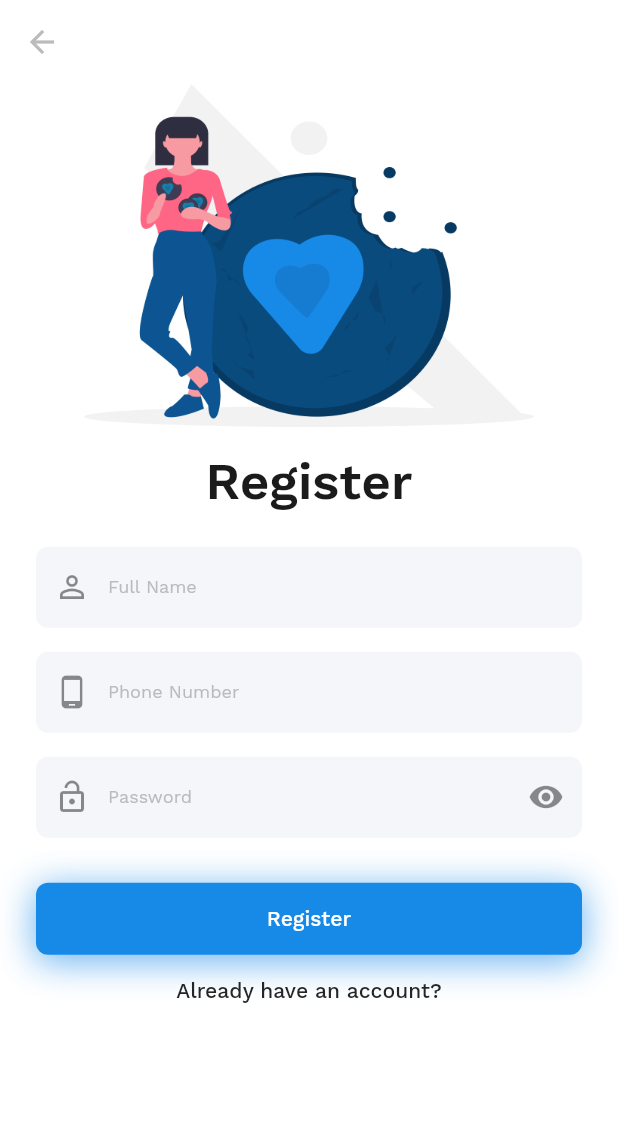
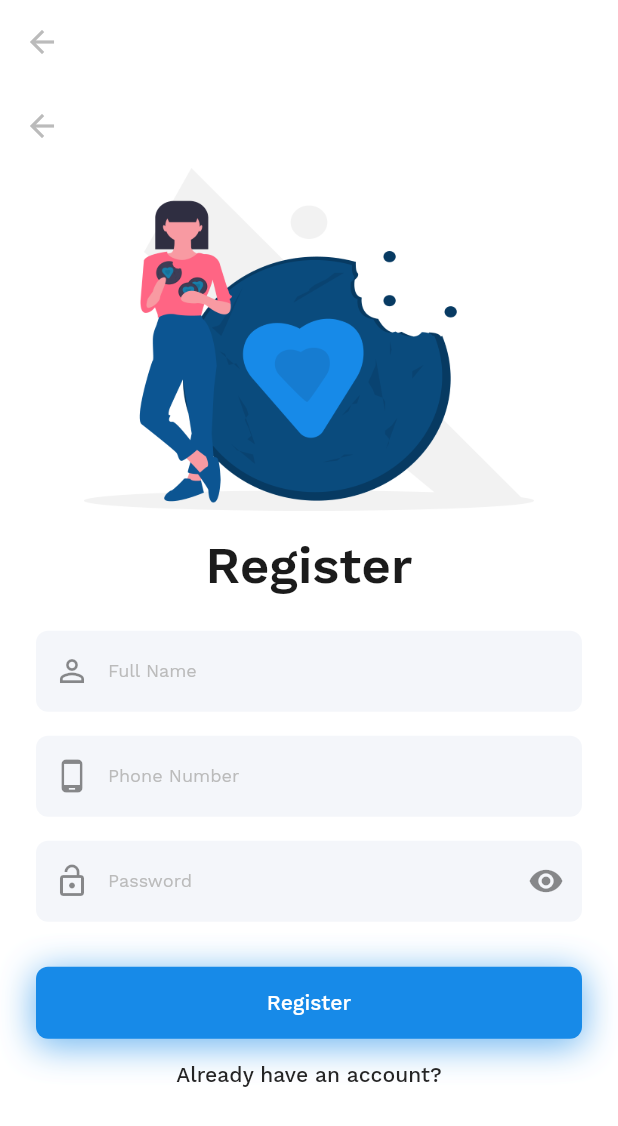
Before and after one commit to saileshbro/nutri.gram, a Flutter app: the RegisterView screen opened directly, on a phone screen of 412 x 824 dp. Shown: the top 1126 px of the screen. Run offline on Flutter 3.47's test engine with Material 2 defaults, Android fonts, the phone set to English and light mode, and no system bars; our stand-ins replace auto_route, flutter_icons, get_it, injectable, pin_input_text_field, shared_preferences and 3 more; accounts and stored records are empty; project files that could hold a hidden picture were left out.

Commit message:
FIxed Probelms

```diff
--- a/nutrigram_app/lib/common/HelperWidget/busy_button.dart
+++ b/nutrigram_app/lib/common/HelperWidget/busy_button.dart
@@ -8,13 +8,14 @@ class BusyButton extends StatefulWidget {
   final String title;
   final Function onPressed;
   final bool enabled;
+  final Color color;
 
   const BusyButton(
       {@required this.title,
       this.busy = false,
+      this.color,
       @required this.onPressed,
-      this.enabled = true,
-      Color color});
+      this.enabled = true});
 
   @override
   _BusyButtonState createState() => _BusyButtonState();
@@ -43,7 +44,7 @@ class _BusyButtonState extends State<BusyButton> {
               : Container(
                   height: 36,
                   width: 36,
-                  padding: EdgeInsets.all(8),
+                  padding: const EdgeInsets.all(8),
                   child: CircularProgressIndicator(
                     strokeWidth: 2,
                     valueColor: AlwaysStoppedAnimation<Color>(Colors.white),
--- a/nutrigram_app/lib/common/ui/indicator_effect.dart
+++ b/nutrigram_app/lib/common/ui/indicator_effect.dart
@@ -48,7 +48,7 @@ abstract class IndicatorEffect {
             strokeWidth >= 0);
 
   // Builds a new painter every time the page offset changes
-  IndicatorPainter buildPainter(int count, double offset, bool isRTL);
+  IndicatorPainter buildPainter({int count, double offset, bool isRTL});
 
   // Calculates the size of canvas based on
   // dots count, size and spacing
--- a/nutrigram_app/lib/common/ui/ui_helpers.dart
+++ b/nutrigram_app/lib/common/ui/ui_helpers.dart
@@ -45,7 +45,7 @@ List<BoxShadow> getBoxShadow(BuildContext context, Color color) {
   return [
     if (Theme.of(context).brightness == Brightness.light)
       BoxShadow(
-        offset: Offset(0, 4),
+        offset: const Offset(0, 4),
         blurRadius: 20,
         color: color.withOpacity(0.37),
       )
--- a/nutrigram_app/lib/common/ui/worm_effect.dart
+++ b/nutrigram_app/lib/common/ui/worm_effect.dart
@@ -5,7 +5,6 @@ import 'package:nutrigram_app/common/ui/worm_painter.dart';
 
 class CustomWormEffect extends IndicatorEffect {
   const CustomWormEffect({
-    double offset,
     double dotWidth = 16.0,
     double dotHeight = 16.0,
     double spacing = 8.0,
@@ -27,7 +26,7 @@ class CustomWormEffect extends IndicatorEffect {
         );
 
   @override
-  IndicatorPainter buildPainter(int count, double offset, bool isRTL) {
+  IndicatorPainter buildPainter({int count, double offset, bool isRTL}) {
     return WormPainter(
         count: count, offset: offset, effect: this, isRTL: isRTL);
   }
--- a/nutrigram_app/lib/services/permissions_service.dart
+++ b/nutrigram_app/lib/services/permissions_service.dart
@@ -2,6 +2,6 @@ import 'package:injectable/injectable.dart';
 
 @lazySingleton
 class PermissionsService {
-  Future<bool> get hasCameraPermission => null;
+  Future<bool> get hasCameraPermission async => null;
   Future<void> requestCameraPermission() async {}
 }
--- a/nutrigram_app/lib/services/shared_preferences_service.dart
+++ b/nutrigram_app/lib/services/shared_preferences_service.dart
@@ -1,8 +1,8 @@
 import 'package:injectable/injectable.dart';
-import 'package:nutrigram_app/app/locator.dart';
-import 'package:shared_preferences/shared_preferences.dart';
+// import 'package:nutrigram_app/app/locator.dart';
+// import 'package:shared_preferences/shared_preferences.dart';
 
 @lazySingleton
 class SharedPreferencesService {
-  final SharedPreferences _preferences = locator<SharedPreferences>();
+  // final SharedPreferences _preferences = locator<SharedPreferences>();
 }
--- a/nutrigram_app/lib/ui/views/auth/register/register_view.dart
+++ b/nutrigram_app/lib/ui/views/auth/register/register_view.dart
@@ -33,10 +33,11 @@ class _RegisterViewState extends State<RegisterView> {
   @override
   Widget build(BuildContext context) {
     return Scaffold(
+      appBar: AppBar(),
       body: ListView(
-        physics: BouncingScrollPhysics(),
+        physics: const BouncingScrollPhysics(),
         children: <Widget>[
-          Navigator.canPop(context) ? AppBar() : SizedBox.shrink(),
+          if (Navigator.canPop(context)) AppBar() else const SizedBox.shrink(),
           Padding(
             padding: const EdgeInsets.symmetric(horizontal: 24),
             child: Column(
@@ -118,17 +119,17 @@ class _RegisterViewState extends State<RegisterView> {
                           ),
                           suffixIcon: Material(
                             type: MaterialType.transparency,
-                            shape: CircleBorder(),
+                            shape: const CircleBorder(),
                             child: InkWell(
-                              customBorder: CircleBorder(),
-                              child: Icon(obscureText
-                                  ? Icons.visibility
-                                  : Icons.visibility_off),
+                              customBorder: const CircleBorder(),
                               onTap: () {
                                 setState(() {
                                   obscureText = !obscureText;
                                 });
                               },
+                              child: Icon(obscureText
+                                  ? Icons.visibility
+                                  : Icons.visibility_off),
                             ),
                           ),
                           hintText: password,
@@ -145,7 +146,7 @@ class _RegisterViewState extends State<RegisterView> {
                         width: double.infinity,
                         child: BusyButton(
                           color: kPrimaryColor,
-                          title: (register), onPressed: () {},
+                          title: register, onPressed: () {},
                           // busy: model.busy,
                           // onPressed: model.busy
                           //     ? null
--- a/nutrigram_app/lib/ui/views/auth/verification/verification_view.dart
+++ b/nutrigram_app/lib/ui/views/auth/verification/verification_view.dart
@@ -31,7 +31,7 @@ class _VerificationViewState extends State<VerificationView> {
   Widget build(BuildContext context) {
     return Scaffold(
       body: ListView(
-        physics: BouncingScrollPhysics(),
+        physics: const BouncingScrollPhysics(),
         children: <Widget>[
           AppBar(
 //            brightness: Brightness.light,
```
Also changed, not shown: nutrigram_app/lib/common/ui/indicator_painter.dart (+6 -9 lines), nutrigram_app/lib/common/ui/worm_painter.dart (+7 -7 lines), nutrigram_app/lib/ui/views/auth/login/login_view.dart (+13 -12 lines), nutrigram_app/lib/ui/views/onboarding/onboarding_view.dart (+4 -5 lines).
